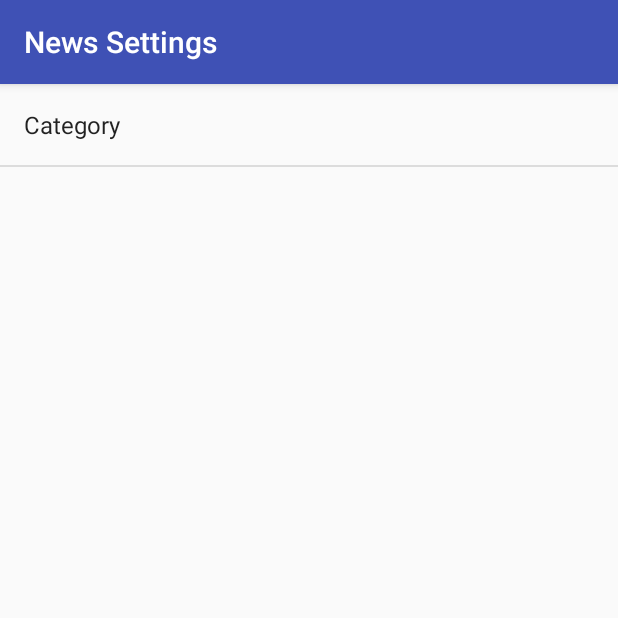
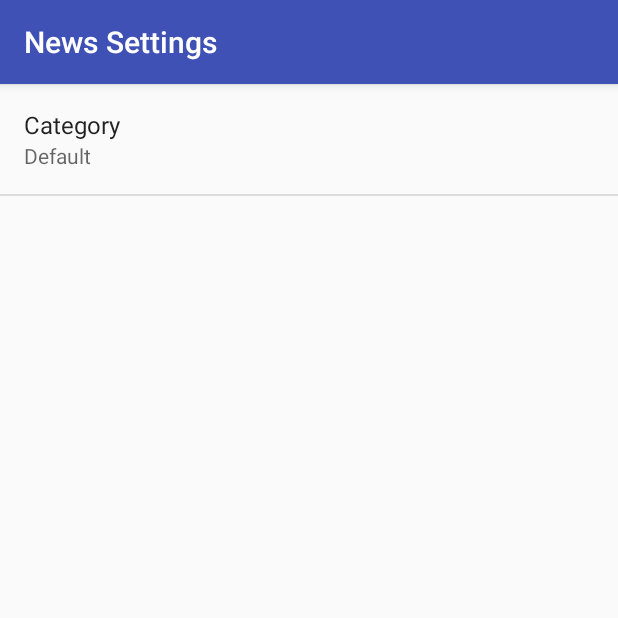
Before and after one commit to Terqy/NewsAppRepo, an Android app: the screen it shows after launch (SettingsActivity), in the options menu, after a tap on "Settings", on a phone screen of 412 x 824 dp, the top half of it. Run offline under Robolectric (Android 15) with nearby library versions, the phone set to English and light mode, and no system bars.

Commit message:
Some changes

```diff
--- a/app/src/main/java/com/example/android/newsapp/MainActivity.java
+++ b/app/src/main/java/com/example/android/newsapp/MainActivity.java
@@ -97,7 +97,7 @@ public class MainActivity extends AppCompatActivity implements android.app.Loade
     public android.content.Loader<List<News>> onCreateLoader(int i, Bundle bundle) {
 
         SharedPreferences sharedPref = PreferenceManager.getDefaultSharedPreferences(this);
-        String sortOrder = sharedPref.getString(getString(R.string.sort_order_key), getString(R.string.sort_order_default));
+        String sortOrder = sharedPref.getString(getString(R.string.sort_order_by_key), getString(R.string.sort_order_by_default));
 
         Uri baseUri = Uri.parse(NEWS_REQUEST_URL);
         Uri.Builder uriBuilder = baseUri.buildUpon();
--- a/app/src/main/java/com/example/android/newsapp/SettingsActivity.java
+++ b/app/src/main/java/com/example/android/newsapp/SettingsActivity.java
@@ -1,7 +1,5 @@
 package com.example.android.newsapp;
 
-import android.annotation.SuppressLint;
-import android.content.Context;
 import android.content.SharedPreferences;
 import android.os.Bundle;
 import android.preference.ListPreference;
@@ -9,10 +7,6 @@ import android.preference.Preference;
 import android.preference.PreferenceFragment;
 import android.preference.PreferenceManager;
 import android.support.v7.app.AppCompatActivity;
-import android.util.AttributeSet;
-
-
-import java.util.Set;
 
 public class SettingsActivity extends AppCompatActivity {
 
@@ -29,7 +23,7 @@ public class SettingsActivity extends AppCompatActivity {
             super.onCreate(savedInstanceSate);
             addPreferencesFromResource(R.xml.settings_main);
 
-            Preference sortOrder = findPreference(getString(R.string.sort_order_key));
+            Preference sortOrder = findPreference(getString(R.string.sort_order_by_key));
             bindPrefereneceSummaryToValue(sortOrder);
 
         }
@@ -38,7 +32,7 @@ public class SettingsActivity extends AppCompatActivity {
             preference.setOnPreferenceChangeListener(this);
             SharedPreferences sharedPrefs = PreferenceManager.getDefaultSharedPreferences(preference.getContext());
             if(preference instanceof ListPreference) {
-                Set<String> values = sharedPrefs.getStringSet(preference.getKey(), null);
+                String values = sharedPrefs.getString(preference.getKey(), null);
                 onPreferenceChange(preference, values);
             } else {
                 String preferenceString = sharedPrefs.getString(preference.getKey(), "");
--- a/app/src/main/res/layout/settings_activity.xml
+++ b/app/src/main/res/layout/settings_activity.xml
@@ -5,4 +5,5 @@
         android:id="@+id/fragment"
         android:name="com.example.android.newsapp.SettingsActivity$newsPreferenceFragment"
         android:layout_width="match_parent"
-    android:layout_height="match_parent" />
+        android:layout_height="match_parent"
+        tools:context="com.example.android.newsapp.SettingsActivity"/>
--- a/app/src/main/res/values/arrays.xml
+++ b/app/src/main/res/values/arrays.xml
@@ -1,7 +1,7 @@
 <?xml version="1.0" encoding="utf-8"?>
 <resources>
     <string-array name="entries">
-        <item>@string/sort_order_oldest</item>
-        <item>@string/sort_order_default</item>
+        <item>@string/sort_order_by_oldest</item>
+        <item>@string/sort_order_by_default</item>
     </string-array>
 </resources>
--- a/app/src/main/res/values/strings.xml
+++ b/app/src/main/res/values/strings.xml
@@ -4,7 +4,7 @@
     <string name="settings_menu_item">Settings</string>
     <string name="settings_title">News Settings</string>
     <string name="title_activity_settings">Settings</string>
-    <string name="sort_order_key">order_by</string>
-    <string name="sort_order_oldest">Oldest</string>
-    <string name="sort_order_default">Default</string>
+    <string name="sort_order_by_key">order_by</string>
+    <string name="sort_order_by_oldest">Oldest</string>
+    <string name="sort_order_by_default">Default</string>
 </resources>
--- a/app/src/main/res/xml/settings_main.xml
+++ b/app/src/main/res/xml/settings_main.xml
@@ -3,10 +3,9 @@
     xmlns:android="http://schemas.android.com/apk/res/android"
     android:title="@string/settings_title">
     <ListPreference
-        android:defaultValue="@string/sort_order_default"
+        android:key="@string/sort_order_by_key"
+        android:defaultValue="@string/sort_order_by_default"
         android:entryValues="@array/entries"
-        android:inputType="text"
-        android:key="order_by"
-        android:selectAllOnFocus="true"
+        android:entries="@array/entries"
         android:title="Category" />
 </PreferenceScreen>
```
Lines whose indentation alone changed are shown as unchanged.
